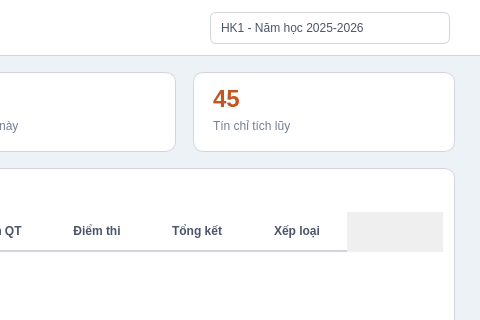
Above: frontend/ui/grades.ui from abcxyzawe/BaiTapLonPy before the change; both pictures show x 620 to 1100 and y 0 to 320 of the 1100 by 700 pixel window. Below: the same form after it.
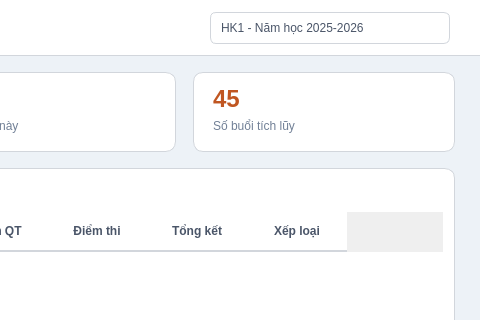
That is the form after the change.

Commit message: ui: rename labels theo dung scope 'khoa hoc ngoai khoa' (training center)

```diff
--- a/frontend/ui/grades.ui
+++ b/frontend/ui/grades.ui
@@ -85,7 +85,7 @@
     <property name="styleSheet"><string notr="true">QFrame#gpaCard3 { background: white; border: 1px solid #d2d6dc; border-radius: 10px; }</string></property>
     <property name="frameShape"><enum>QFrame::NoFrame</enum></property>
     <widget class="QLabel" name="lblTotalCredits"><property name="geometry"><rect><x>20</x><y>12</y><width>100</width><height>30</height></rect></property><property name="styleSheet"><string notr="true">color: #c05621; font-size: 24px; font-weight: bold; background: transparent;</string></property><property name="text"><string>45</string></property></widget>
-    <widget class="QLabel" name="lblTotalCreditsLabel"><property name="geometry"><rect><x>20</x><y>46</y><width>200</width><height>16</height></rect></property><property name="styleSheet"><string notr="true">color: #718096; font-size: 12px; background: transparent;</string></property><property name="text"><string>Tín chỉ tích lũy</string></property></widget>
+    <widget class="QLabel" name="lblTotalCreditsLabel"><property name="geometry"><rect><x>20</x><y>46</y><width>200</width><height>16</height></rect></property><property name="styleSheet"><string notr="true">color: #718096; font-size: 12px; background: transparent;</string></property><property name="text"><string>Số buổi tích lũy</string></property></widget>
    </widget>
 
    <!-- Bang diem -->
```
The commit also changes 9 other files.
